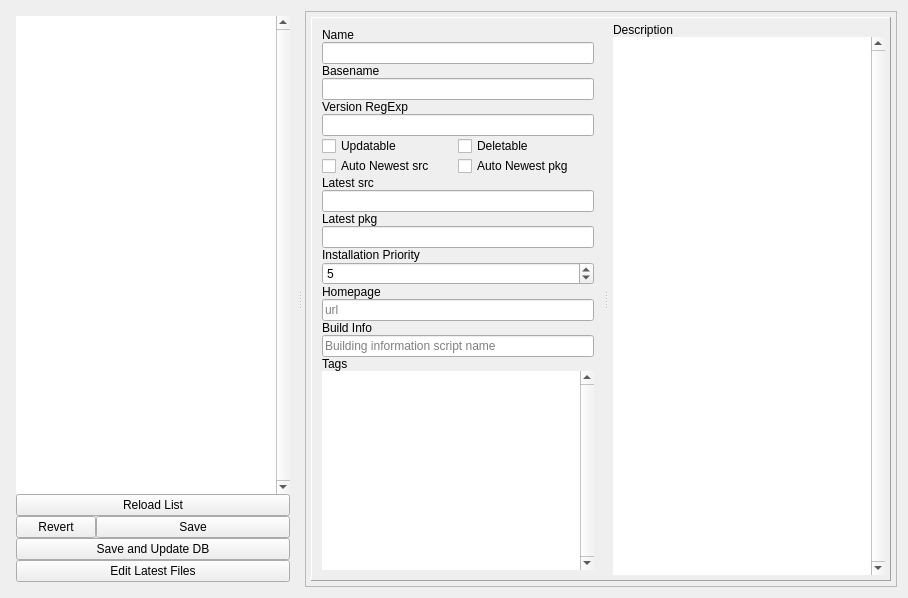
AnimusPEXUS/wayround_i2p_aipsetup, file org/wayround/aipsetup/ui/info_edit.ui: the form before one commit.
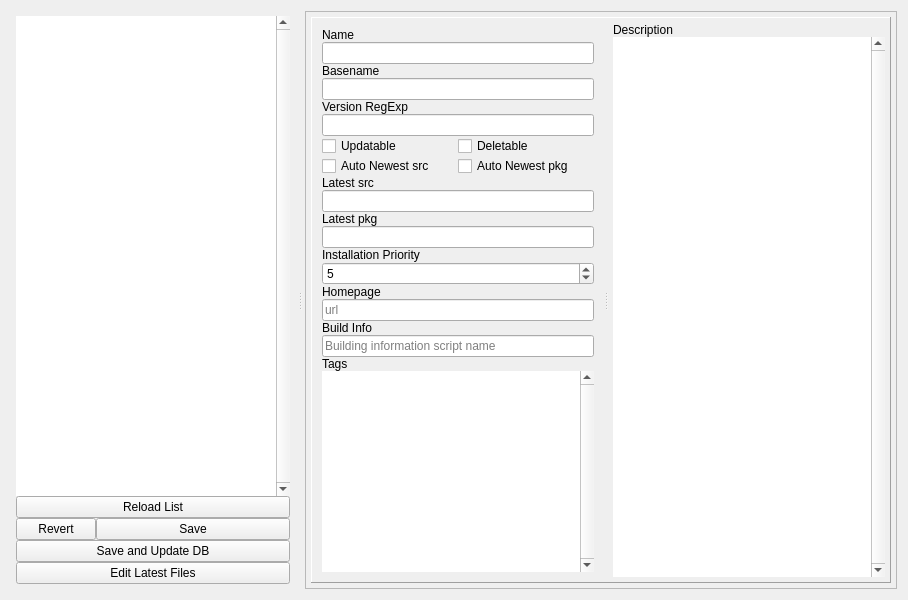
The form after the commit.

```diff
--- a/org/wayround/aipsetup/ui/info_edit.ui
+++ b/org/wayround/aipsetup/ui/info_edit.ui
@@ -7,7 +7,7 @@
     <x>0</x>
     <y>0</y>
     <width>908</width>
-    <height>598</height>
+    <height>600</height>
    </rect>
   </property>
   <property name="sizePolicy">
```
